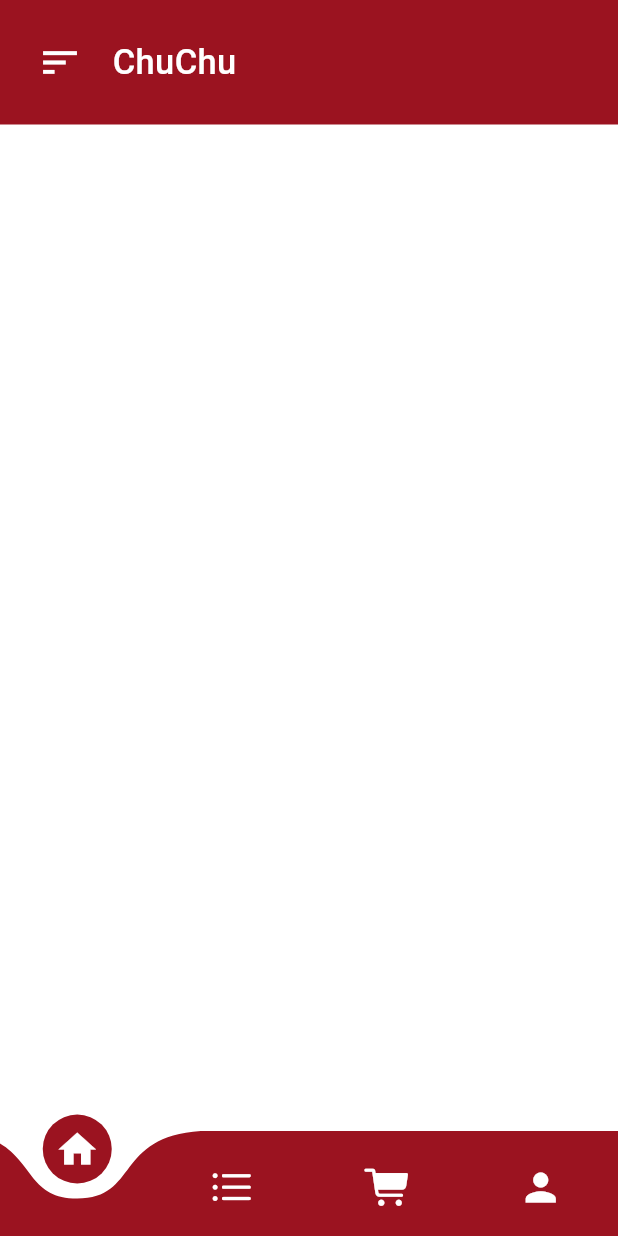
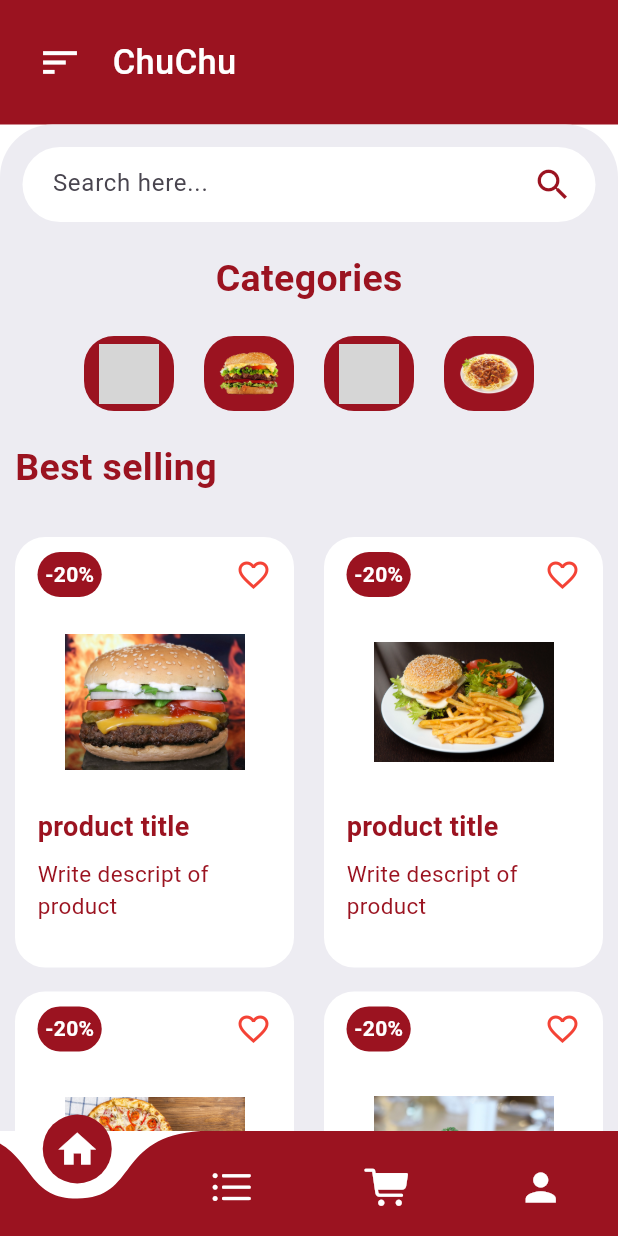
Before and after one commit to uynnhi13/fastfoodapp, a Flutter app: the screen it shows after launch, on a phone screen of 412 x 824 dp. Run offline on Flutter 3.47's test engine with Material 3 defaults, Android fonts, the phone set to English and light mode, and no system bars; drawn by our look-alikes of curved_navigation_bar; grey boxes are pictures that could not be loaded.

Commit message:
Home + Login + Register

```diff
--- a/lib/main.dart
+++ b/lib/main.dart
@@ -1,3 +1,4 @@
+
 import 'package:flutter/material.dart';
 import 'pagescustom/HomePage.dart';
 import 'pagescustom/CartPage.dart';
@@ -10,6 +11,7 @@ class MyApp extends StatelessWidget {
   @override
   Widget build(BuildContext context) {
     return MaterialApp(
+
       debugShowCheckedModeBanner: false,
       theme: ThemeData(
         scaffoldBackgroundColor: Colors.white,
--- a/lib/pagescustom/HomePage.dart
+++ b/lib/pagescustom/HomePage.dart
@@ -1,6 +1,8 @@
 import 'package:curved_navigation_bar/curved_navigation_bar.dart';
 import 'package:fastfoodapp/const.dart';
+import 'package:fastfoodapp/widgetscustom/CategoriesWidget.dart';
 import 'package:fastfoodapp/widgetscustom/HomeAppBar.dart';
+import 'package:fastfoodapp/widgetscustom/ItemsWidget.dart';
 import 'package:flutter/cupertino.dart';
 import 'package:flutter/material.dart';
 
@@ -12,6 +14,86 @@ class HomePage extends StatelessWidget {
     return Scaffold(
       body:ListView(children: [
         HomeAppBar(),
+        Container(
+          //height: 500,
+          padding: EdgeInsets.only(top: 15),
+          decoration: BoxDecoration(
+            color: Color(0xFFEDECF2),
+            borderRadius: BorderRadius.only(
+              topLeft: Radius.circular(35),
+              topRight: Radius.circular(35),
+            )
+          ),
+          child: Column(children: [
+            Container(
+              margin: EdgeInsets.symmetric(horizontal: 15),
+              padding: EdgeInsets.symmetric(horizontal: 15),
+              height: 50,
+              decoration: BoxDecoration(
+                color: Colors.white,
+                borderRadius: BorderRadius.circular(30)
+              ),
+              child: Row(children: [
+                Container(
+                  margin: EdgeInsets.only(left: 5) ,
+                  height: 50,
+                  width: 300,
+                  child: TextFormField(
+                    decoration: InputDecoration(
+                      border: InputBorder.none,
+                      hintText: "Search here..."
+                    ),
+                  ),
+                ),
+                Spacer(),
+                Icon(
+                  Icons.search,
+                  size: 27,
+                  color: Color.fromARGB(255, 155, 19, 32),
+                )
+
+              ],),
+            ),
+
+
+             //categories
+            Container(
+              //alignment: Alignment.centerLeft,
+              margin: EdgeInsets.symmetric(
+                vertical: 20,
+                horizontal: 10,
+              ),
+              child: Text(
+                'Categories',
+                style: TextStyle(
+                  fontSize: 25,
+                  fontWeight: FontWeight.bold,
+                  color: Color.fromARGB(255, 155, 19, 32),
+                ),
+              ),
+            ),
+
+            //categories Widget
+            CategoriesWidget(),
+
+            //item
+            Container(
+              alignment: Alignment.centerLeft,
+              margin: EdgeInsets.symmetric(vertical: 20, horizontal: 10),
+
+              child: Text('Best selling',
+                style: TextStyle(
+                  fontSize: 25,
+                  fontWeight: FontWeight.bold,
+                  color: Color.fromARGB(255, 155, 19, 32),
+                  )),
+            ),
+
+            //Items Widget
+            ItemsWidget(),
+
+          ],),
+        )
       ],),
       bottomNavigationBar: CurvedNavigationBar(
         onTap: (index) {
--- /dev/null
+++ b/lib/widgetscustom/CategoriesWidget.dart
@@ -0,0 +1,41 @@
+import 'package:flutter/material.dart';
+
+class CategoriesWidget extends StatelessWidget {
+  @override
+  Widget build(BuildContext context) {
+    return SingleChildScrollView(
+      scrollDirection: Axis.horizontal,
+      child: Row(
+        children: [
+          for (int i = 1; i < 5; i++)
+            Container(
+              margin: EdgeInsets.symmetric(horizontal: 10),
+              padding: EdgeInsets.symmetric(vertical: 5, horizontal: 10),
+              decoration: BoxDecoration(
+                color: Color.fromARGB(255, 155, 19, 32),
+                borderRadius: BorderRadius.circular(20),
+              ),
+              child: Row(
+                crossAxisAlignment: CrossAxisAlignment.center,
+                children: [
+                  Image.asset(
+                    "assets/foods/Category/$i.png",
+                    width: 40,
+                    height: 40,
+                  ),
+                  // Để hiển thị tên sản phẩm, bạn có thể thêm Text widget ở đây
+                  //Text('Gà rán',
+                  //style: TextStyle(
+                  //fontWeight: FontWeight.bold,
+                  //fontSize: 16,
+                  //color: Color.fromARGB(255, 155, 19, 32),
+                //),
+              //)
+                ],
+              ),
+            )
+        ],
+      ),
+    );
+  }
+}
--- /dev/null
+++ b/lib/widgetscustom/ItemsWidget.dart
@@ -0,0 +1,111 @@
+import 'package:flutter/material.dart';
+
+class ItemsWidget extends StatelessWidget {
+
+  @override
+  Widget build(BuildContext context) {
+    return GridView.count(
+      childAspectRatio: 0.68,
+      crossAxisCount: 2,
+      shrinkWrap: true,
+      children: [
+        for (int i =1; i<5; i++)
+        Container(
+          padding: EdgeInsets.only(left: 15, right: 15, top: 10),
+          margin: EdgeInsets.symmetric(vertical: 8, horizontal: 10),
+          decoration: BoxDecoration(
+            color: Colors.white,
+            borderRadius: BorderRadius.circular(20 ),
+          ),
+          child: Column(
+            children: [
+              Row(
+                mainAxisAlignment: MainAxisAlignment.spaceBetween,
+                children: [
+                  Container(
+                    padding: EdgeInsets.all(5),
+                    decoration: BoxDecoration(
+                      color: Color.fromARGB(255, 155, 19, 32),
+                      borderRadius: BorderRadius.circular(20)
+                    ),
+                    child: Text(
+                      '-20%',
+                      style: TextStyle(
+                        fontSize: 14,
+                        color: Colors.white,
+                        fontWeight: FontWeight.bold
+                      )
+                    ),
+                  ),
+                  Icon(
+                    Icons.favorite_border,
+                    color: Colors.red,
+                  )
+                ],
+              ),
+              InkWell(
+                onTap: () {
+                },
+                child: Container(
+                  margin: EdgeInsets.all(10),
+                  child: Image.asset('assets/foods/Bestsell/$i.jpg',
+                  height: 120,
+                  width: 120,
+                  ),
+
+
+                ),
+              ),
+              Container(
+                padding: EdgeInsets.only(bottom: 8),
+                alignment: Alignment.centerLeft,
+                child: Text(
+                  'product title',
+                  style: TextStyle(
+                    fontSize: 18,
+                    color: Color.fromARGB(255, 155, 19, 32),
+                    fontWeight: FontWeight.bold
+                  ),
+                ),
+              ),
+              Container(
+                alignment: Alignment.centerLeft,
+                child: Text(
+                  'Write descript of product',
+                  style: TextStyle(
+                    fontSize: 15,
+                    color: Color.fromARGB(255, 155, 19, 32),
+                  ),
+
+                ),
+
+              )
+            ],
+          ),
+        ),
+        Padding(padding: EdgeInsets.symmetric(vertical: 10),
+        child: Row(
+          mainAxisAlignment: MainAxisAlignment.spaceBetween,
+          children: [
+            Text('\$8',
+              style: TextStyle(
+                fontSize: 16,
+                fontWeight: FontWeight.bold,
+                color: Color.fromARGB(255, 155, 19, 32),
+              ),
+            ),
+            Icon(Icons.shopping_cart,
+             color: Color.fromARGB(255, 155, 19, 32),),
+
+
+          ],
+
+        ),
+        )
+
+      ],
+
+
+    );
+  }
+}
--- a/pubspec.yaml
+++ b/pubspec.yaml
@@ -19,3 +19,7 @@ dev_dependencies:
 
 flutter:
   uses-material-design: true
+  assets:
+  - assets/images/
+  - assets/foods/Category/
+  - assets/foods/Bestsell/
```
Also changed, not shown: lib/pagescustom/login.dart (added, +137 -0 lines), lib/pagescustom/register.dart (added, +296 -0 lines), lib/pagescustom/welcomepage.dart (added, +74 -0 lines), assets/foods/Bestsell/1.jpg (added), assets/foods/Bestsell/2.jpg (added), assets/foods/Bestsell/3.jpg (added), assets/foods/Bestsell/4.jpg (added), assets/foods/Category/2.png (added), assets/foods/Category/4.png (added), assets/images/logo.png (added), pubspec.lock, 3 other files.
